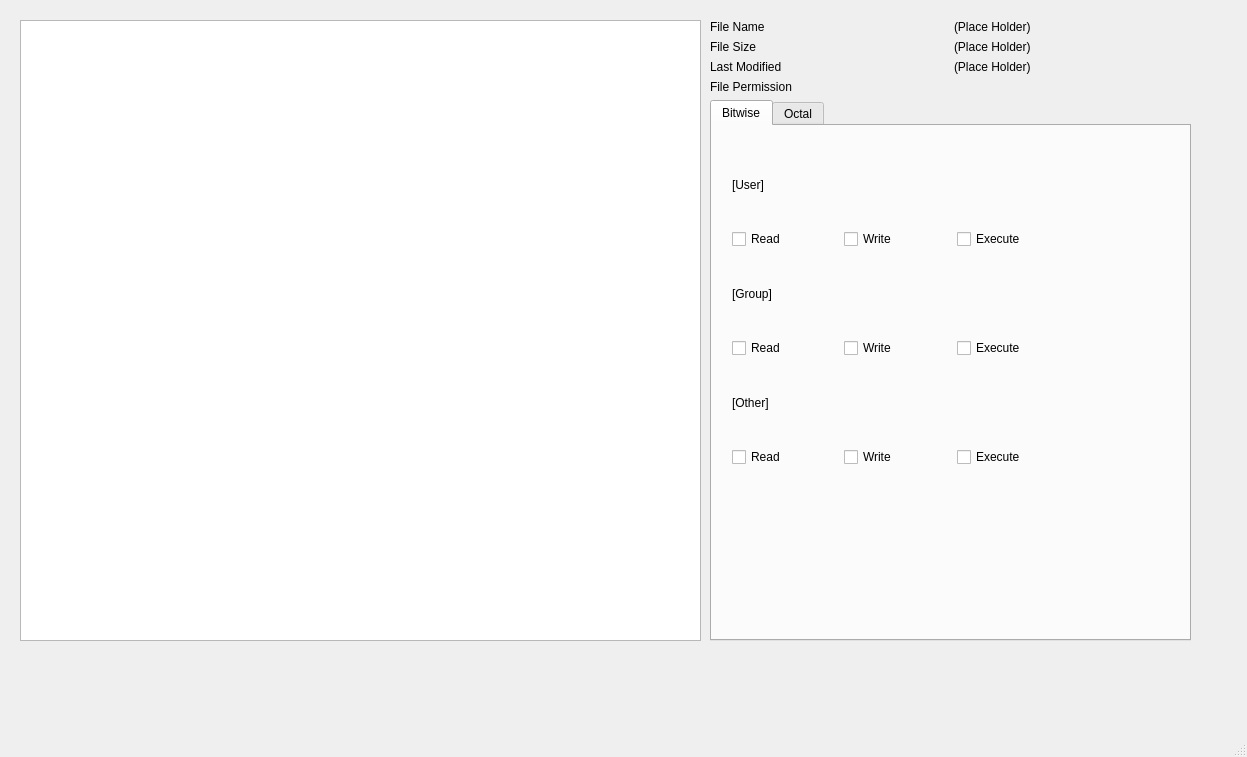
This is src/ui/design_window.ui in keysemble/perfm as Qt 5 draws it before an edit. The edited form follows.
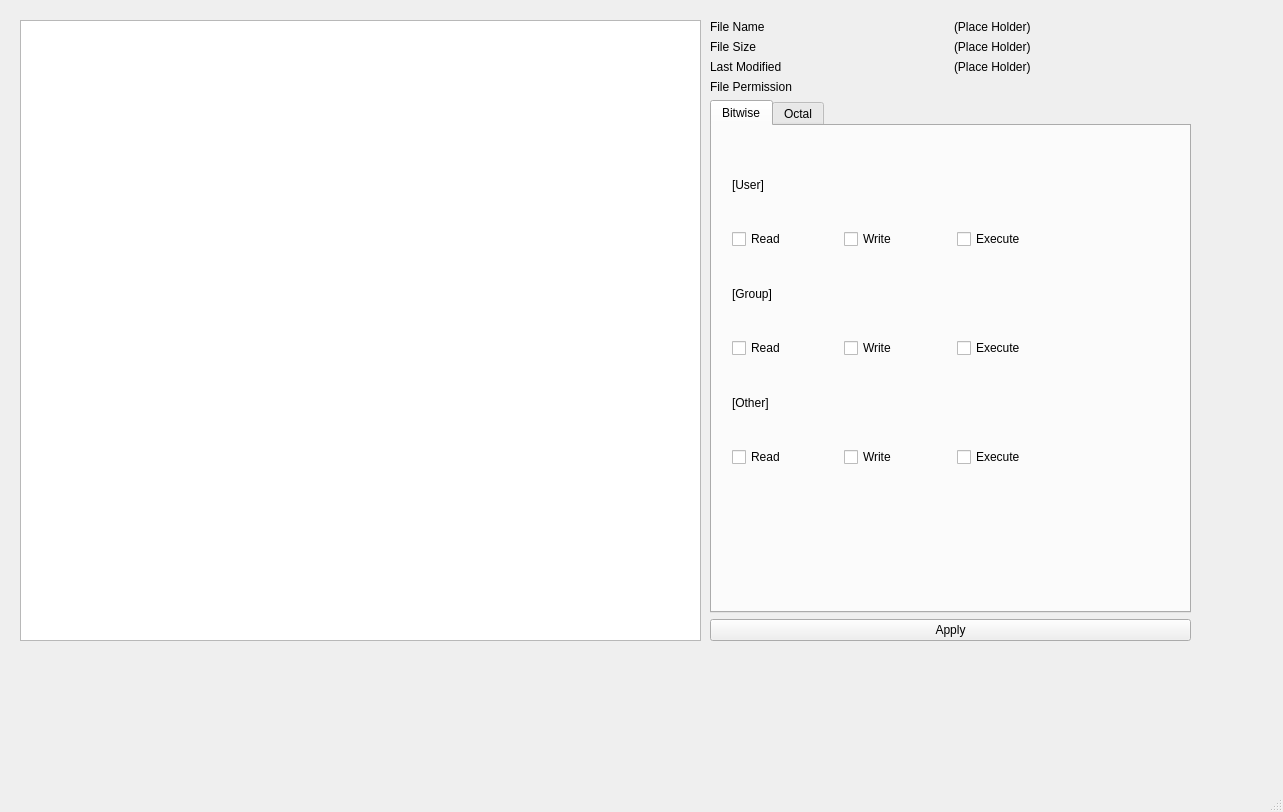
This is the edited form.

Commit message: Add and implement the Apply button for bitwise settings

```diff
--- a/src/ui/design_window.ui
+++ b/src/ui/design_window.ui
@@ -6,8 +6,8 @@
    <rect>
     <x>0</x>
     <y>0</y>
-    <width>1247</width>
-    <height>757</height>
+    <width>1283</width>
+    <height>812</height>
    </rect>
   </property>
   <property name="windowTitle">
@@ -301,6 +301,13 @@
        </widget>
       </widget>
      </item>
+     <item>
+      <widget class="QPushButton" name="apply_push_button">
+       <property name="text">
+        <string>Apply</string>
+       </property>
+      </widget>
+     </item>
     </layout>
    </widget>
   </widget>
```
Left out of the diff: 2 changed lines with no effect on the pictures. The commit also changes 2 other files.
